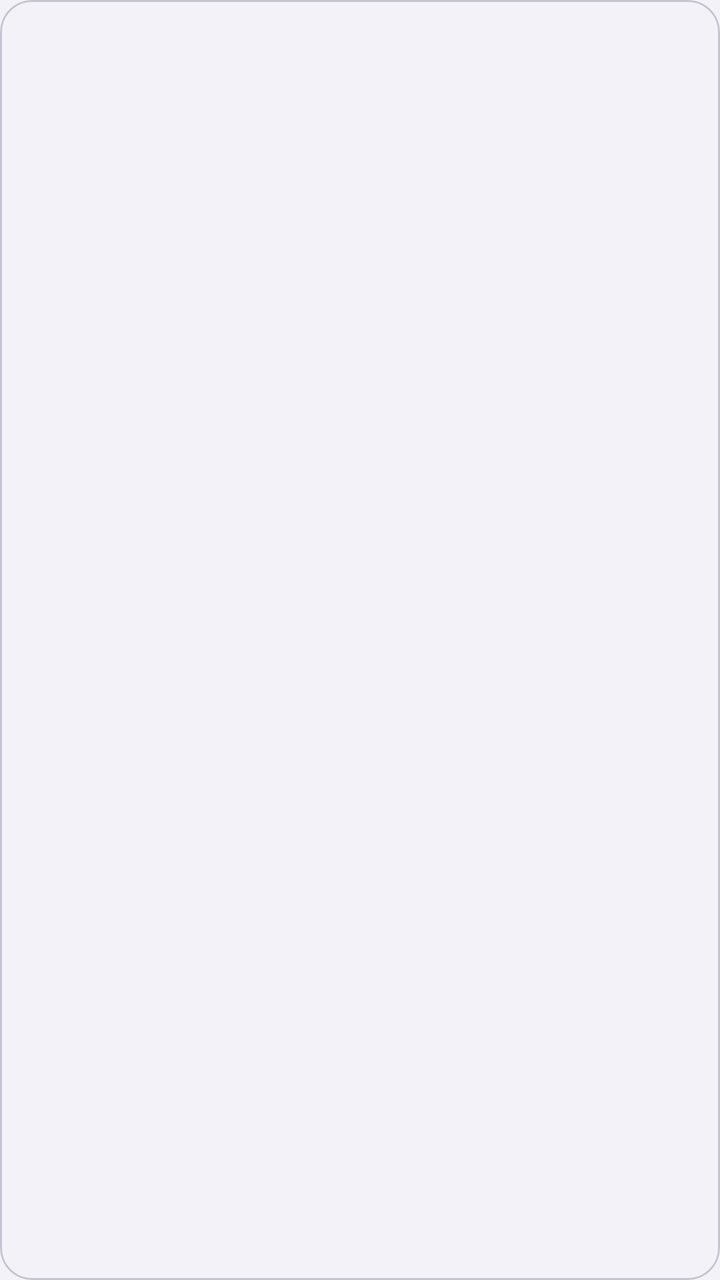
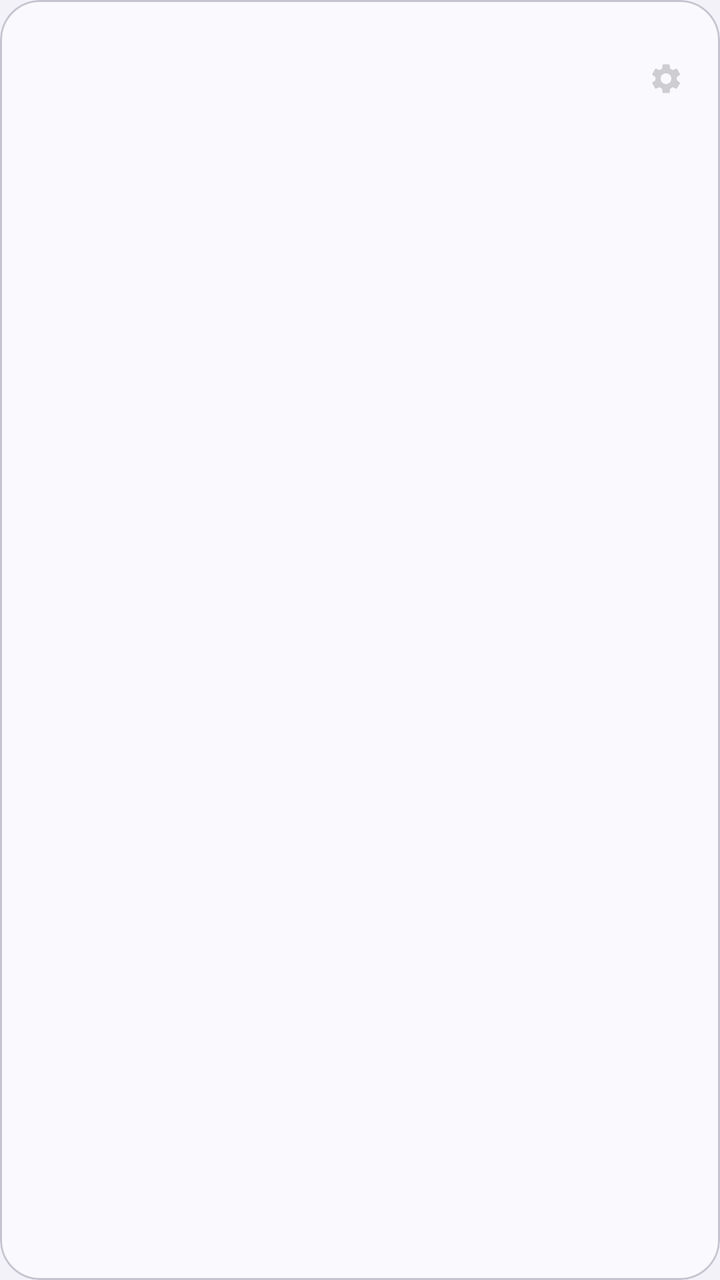

Two renders of the same Android screen: before a commit and after it. Below are the layout's source before the change and the commit's diff.
<!-- AndroidManifest.xml: application theme Theme.Shadow.Base -->
<!-- res/layout/item_app_limit.xml -->
<?xml version="1.0" encoding="utf-8"?>
<com.google.android.material.card.MaterialCardView
    xmlns:android="http://schemas.android.com/apk/res/android"
    xmlns:app="http://schemas.android.com/apk/res-auto"

    android:layout_width="match_parent"
    android:layout_height="wrap_content"
    android:layout_marginVertical="6dp"
    android:layout_marginHorizontal="8dp"

    android:clickable="false"
    android:focusable="false"

    
    android:foreground="?attr/selectableItemBackground"

    app:cardCornerRadius="16dp"
    app:cardElevation="0dp"

    app:cardBackgroundColor="@android:color/transparent"

    app:strokeColor="?attr/colorOutline"
    app:strokeWidth="1dp">

    <LinearLayout
        android:layout_width="match_parent"
        android:layout_height="wrap_content"
        android:orientation="vertical"
        android:padding="14dp"

        android:clickable="false"
        android:focusable="false">

        <com.google.android.material.textview.MaterialTextView
            android:id="@+id/app_name"
            android:layout_width="match_parent"
            android:layout_height="wrap_content"
            style="@style/TextAppearance.Material3.TitleMedium"
            android:textColor="?attr/colorOnSurface"
            android:clickable="false"
            android:focusable="false"/>

        <com.google.android.material.textview.MaterialTextView
            android:id="@+id/app_limit"
            android:layout_width="match_parent"
            android:layout_height="wrap_content"
            style="@style/TextAppearance.Material3.BodySmall"
            android:textColor="?attr/colorOnSurfaceVariant"
            android:layout_marginTop="4dp"
            android:clickable="false"
            android:focusable="false"/>

    </LinearLayout>

</com.google.android.material.card.MaterialCardView>
<!-- resources referenced by this layout -->
<resources>
  <style name="Theme.Shadow.Base" parent="Theme.Material3.DayNight.NoActionBar">
  
          
          <item name="android:windowBackground">@color/md_background</item>
          <item name="android:colorBackground">@color/md_background</item>
  
          
          <item name="colorPrimary">@color/md_primary</item>
          <item name="colorOnPrimary">@color/md_on_primary</item>
          <item name="colorPrimaryContainer">@color/md_primary_container</item>
          <item name="colorOnPrimaryContainer">@color/md_on_primary_container</item>
  
          
          <item name="colorSecondary">@color/md_secondary</item>
          <item name="colorOnSecondary">@color/md_on_secondary</item>
  
          
          <item name="colorSurface">@color/md_surface</item>
          <item name="colorOnSurface">@color/md_on_surface</item>
  
          <item name="colorSurfaceVariant">@color/md_surface_variant</item>
          <item name="colorOnSurfaceVariant">@color/md_on_surface_variant</item>
  
          <item name="elevationOverlayEnabled">true</item>
  
          
          <item name="colorOutline">@color/md_outline</item>
  
          
          <item name="shadowGlass">@color/shadow_glass</item>
          <item name="shadowGlassStrong">@color/shadow_glass_strong</item>
          <item name="shadowGlassSoft">@color/shadow_glass_soft</item>
  
          
          <item name="android:statusBarColor">@android:color/transparent</item>
          <item name="android:navigationBarColor">@android:color/transparent</item>
  
      </style>
  <color name="md_background">#F3F2F8</color>
  <color name="md_primary">#EC95B4FD</color>
  <color name="md_on_primary">#FFFFFF</color>
  <color name="md_primary_container">#E4E0FF</color>
  <color name="md_on_primary_container">#1A1446</color>
  <color name="md_secondary">#7C7A8A</color>
  <color name="md_on_secondary">#FFFFFF</color>
  <color name="md_surface">#FAF9FD</color>
  <color name="md_on_surface">#1A1A1F</color>
  <color name="md_surface_variant">#E9E7F2</color>
  <color name="md_on_surface_variant">#5A5865</color>
  <color name="md_outline">#C6C4D0</color>
  <color name="shadow_glass">#33FFFFFF</color>
  <color name="shadow_glass_strong">#66FFFFFF</color>
  <color name="shadow_glass_soft">#1FFFFFFF</color>
</resources>

<!-- the commit's change to res/layout/item_app_limit.xml (unified diff, before → after) -->
@@ -2,53 +2,63 @@
 <com.google.android.material.card.MaterialCardView
     xmlns:android="http://schemas.android.com/apk/res/android"
     xmlns:app="http://schemas.android.com/apk/res-auto"
-
     android:layout_width="match_parent"
     android:layout_height="wrap_content"
     android:layout_marginVertical="6dp"
-    android:layout_marginHorizontal="8dp"
-
-    android:clickable="false"
-    android:focusable="false"
-
-    
-    android:foreground="?attr/selectableItemBackground"
-
-    app:cardCornerRadius="16dp"
+    android:layout_marginHorizontal="4dp"
+    app:cardCornerRadius="20dp"
     app:cardElevation="0dp"
-
-    app:cardBackgroundColor="@android:color/transparent"
-
+    app:strokeWidth="1dp"
     app:strokeColor="?attr/colorOutline"
-    app:strokeWidth="1dp">
+    app:cardBackgroundColor="?attr/colorSurface"
+    android:clickable="true"
+    android:focusable="true"
+    android:foreground="?attr/selectableItemBackground">
 
     <LinearLayout
         android:layout_width="match_parent"
         android:layout_height="wrap_content"
-        android:orientation="vertical"
-        android:padding="14dp"
+        android:orientation="horizontal"
+        android:gravity="center_vertical"
+        android:padding="18dp">
 
-        android:clickable="false"
-        android:focusable="false">
+        <ImageView
+            android:id="@+id/app_icon"
+            android:layout_width="32dp"
+            android:layout_height="32dp"
+            android:layout_marginEnd="16dp"
+            android:scaleType="fitCenter" />
 
-        <com.google.android.material.textview.MaterialTextView
-            android:id="@+id/app_name"
-            android:layout_width="match_parent"
+        <LinearLayout
+            android:layout_width="0dp"
             android:layout_height="wrap_content"
-            style="@style/TextAppearance.Material3.TitleMedium"
-            android:textColor="?attr/colorOnSurface"
-            android:clickable="false"
-            android:focusable="false"/>
+            android:layout_weight="1"
+            android:orientation="vertical">
 
-        <com.google.android.material.textview.MaterialTextView
-            android:id="@+id/app_limit"
-            android:layout_width="match_parent"
-            android:layout_height="wrap_content"
-            style="@style/TextAppearance.Material3.BodySmall"
-            android:textColor="?attr/colorOnSurfaceVariant"
-            android:layout_marginTop="4dp"
-            android:clickable="false"
-            android:focusable="false"/>
+            <com.google.android.material.textview.MaterialTextView
+                android:id="@+id/app_name"
+                android:layout_width="match_parent"
+                android:layout_height="wrap_content"
+                style="@style/TextAppearance.Material3.TitleMedium"
+                android:textColor="?attr/colorOnSurface"
+                android:textStyle="bold"/>
+
+            <com.google.android.material.textview.MaterialTextView
+                android:id="@+id/app_limit"
+                android:layout_width="match_parent"
+                android:layout_height="wrap_content"
+                style="@style/TextAppearance.Material3.BodyMedium"
+                android:textColor="?attr/colorOnSurfaceVariant"
+                android:layout_marginTop="2dp"/>
+
+        </LinearLayout>
+
+        <ImageView
+            android:layout_width="18dp"
+            android:layout_height="18dp"
+            android:src="@drawable/ic_settings_gear"
+            android:alpha="0.2"
+            app:tint="?attr/colorOnSurface" />
 
     </LinearLayout>
 
<!-- resource entries referenced after the edit -->
@@ -1,5 +1,16 @@
 <!-- resources referenced by this layout -->
 <resources>
+  <!-- drawable ic_settings_gear (drawable) -->
+  <vector xmlns:android="http://schemas.android.com/apk/res/android"
+      android:width="24dp"
+      android:height="24dp"
+      android:viewportWidth="24"
+      android:viewportHeight="24">
+  
+      <path
+          android:fillColor="#FFFFFF"
+          android:pathData="M19.14,12.94c0.04,-0.31 0.06,-0.63 0.06,-0.94s-0.02,-0.63 -0.06,-0.94l2.03,-1.58c0.18,-0.14 0.23,-0.41 0.12,-0.61l-1.92,-3.32c-0.11,-0.2 -0.36,-0.28 -0.57,-0.2l-2.39,0.96c-0.5,-0.38 -1.03,-0.7 -1.62,-0.94l-0.36,-2.54c-0.03,-0.22 -0.22,-0.38 -0.44,-0.38h-3.84c-0.22,0 -0.41,0.16 -0.44,0.38l-0.36,2.54c-0.59,0.24 -1.12,0.56 -1.62,0.94l-2.39,-0.96c-0.21,-0.08 -0.46,0 -0.57,0.2l-1.92,3.32c-0.11,0.2 -0.06,0.47 0.12,0.61l2.03,1.58c-0.04,0.31 -0.06,0.63 -0.06,0.94s0.02,0.63 0.06,0.94l-2.03,1.58c-0.18,0.14 -0.23,0.41 -0.12,0.61l1.92,3.32c0.11,0.2 0.36,0.28 0.57,0.2l2.39,-0.96c0.5,0.38 1.03,0.7 1.62,0.94l0.36,2.54c0.03,0.22 0.22,0.38 0.44,0.38h3.84c0.22,0 0.41,-0.16 0.44,-0.38l0.36,-2.54c0.59,-0.24 1.12,-0.56 1.62,-0.94l2.39,0.96c0.21,0.08 0.46,0 0.57,-0.2l1.92,-3.32c0.11,-0.2 0.06,-0.47 -0.12,-0.61l-2.03,-1.58zM12,15.6c-1.99,0 -3.6,-1.61 -3.6,-3.6s1.61,-3.6 3.6,-3.6 3.6,1.61 3.6,3.6 -1.61,3.6 -3.6,3.6z"/>
+  </vector>
   <style name="Theme.Shadow.Base" parent="Theme.Material3.DayNight.NoActionBar">
   
           
